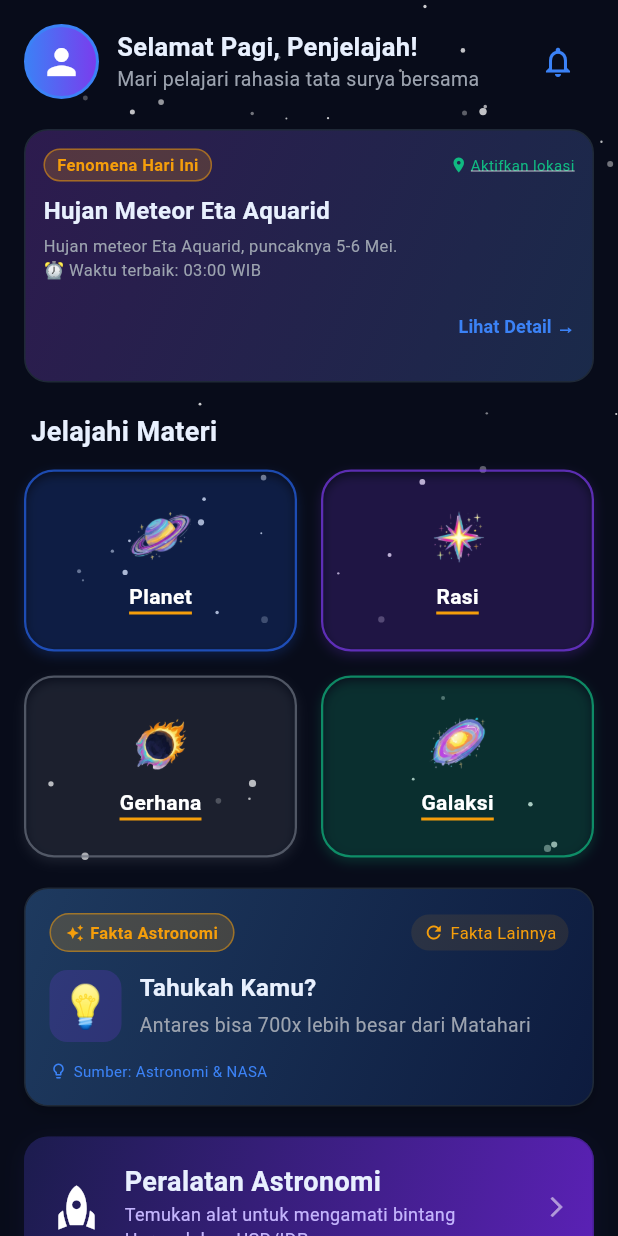
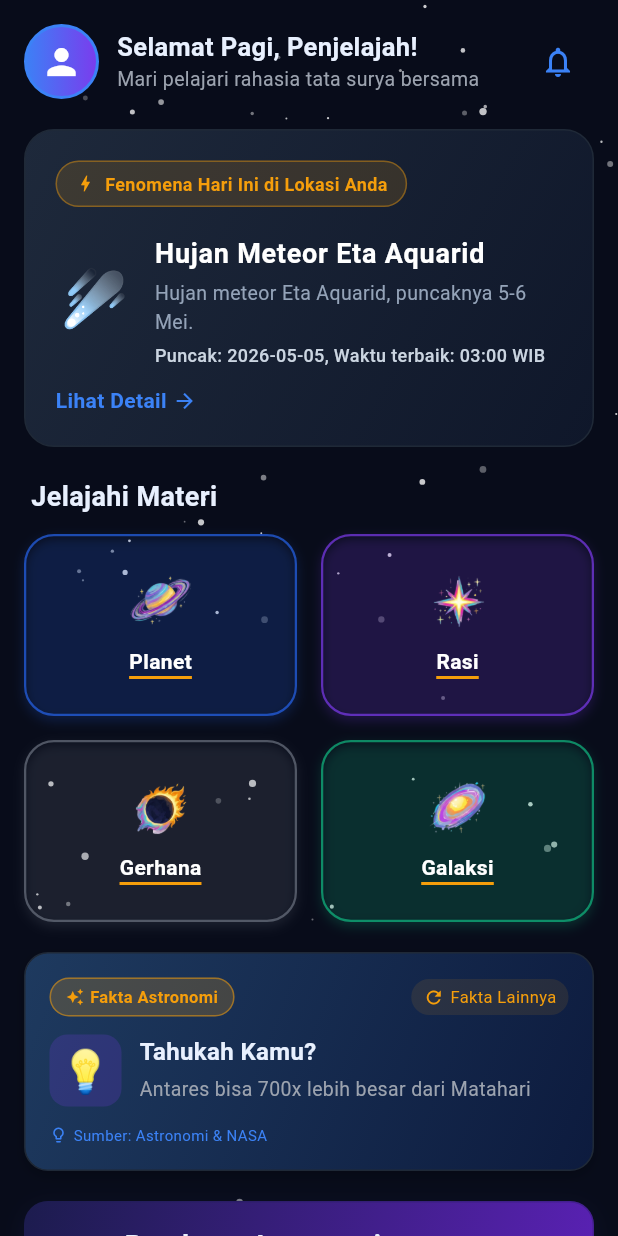
Before and after one commit to mandltf/astroEdu, a Flutter app: the HomeScreen screen opened directly, on a phone screen of 412 x 824 dp. Run offline on Flutter 3.47's test engine with Material 3 defaults, Android fonts, the light colour scheme and no system bars; our stand-ins replace flutter_local_notifications, geolocator, google_generative_ai, image_picker, local_auth, sensors_plus and 3 more; missing offline and left inert: encrypt; accounts and stored records are empty.

Commit message:
ganti ui kyk yg pertama

```diff
--- a/lib/services/local/location_service.dart
+++ b/lib/services/local/location_service.dart
@@ -29,42 +29,13 @@ class LocationService {
   }
 
   // Get recommended constellation based on location and time
-  Map<String, dynamic> getRecommendedConstellation(double latitude, DateTime now) {
-    final month = now.month;
-    final isNorthernHemisphere = latitude > 0;
-
-    if (isNorthernHemisphere) {
-      switch (month) {
-        case 12: case 1: case 2:
-          return {'name': 'Orion', 'desc': 'Terlihat jelas di langit selatan malam ini', 'emoji': '⭐'};
-        case 3: case 4: case 5:
-          return {'name': 'Leo', 'desc': 'Terlihat tinggi di langit selatan', 'emoji': '🦁'};
-        case 6: case 7: case 8:
-          return {'name': 'Scorpius', 'desc': 'Terlihat rendah di langit selatan', 'emoji': '🦂'};
-        default:
-          return {'name': 'Ursa Major', 'desc': 'Terlihat di langit utara', 'emoji': '🐻'};
-      }
-    } else {
-      // Southern hemisphere (including Indonesia)
-      switch (month) {
-        case 4: case 5: case 6:
-          return {'name': 'Crux (Salib Selatan)', 'desc': 'Terlihat jelas malam ini dari lokasi kamu!', 'emoji': '✝️'};
-        case 7: case 8: case 9:
-          return {'name': 'Scorpius', 'desc': 'Terlihat sangat jelas dari Indonesia malam ini', 'emoji': '🦂'};
-        case 11: case 12: case 1:
-          return {'name': 'Orion', 'desc': 'Terlihat jelas di langit utara malam ini', 'emoji': '⭐'};
-        default:
-          return {'name': 'Canis Major', 'desc': 'Terlihat di langit, cari bintang Sirius yang terang', 'emoji': '🐕'};
-      }
-    }
-  }
 
   String getLocationName(double lat, double lng) {
     // Simple approximation for Indonesian cities
-    if (lat >= -8.5 && lat <= -6.0 && lng >= 106.0 && lng <= 107.5) return 'Jakarta & sekitarnya';
-    if (lat >= -8.0 && lat <= -6.8 && lng >= 107.0 && lng <= 108.8) return 'Bandung & sekitarnya';
-    if (lat >= -8.5 && lat <= -6.7 && lng >= 110.0 && lng <= 111.5) return 'Yogyakarta & sekitarnya';
-    if (lat >= -7.5 && lat <= -6.7 && lng >= 112.0 && lng <= 113.0) return 'Surabaya & sekitarnya';
+    if (lat >= -8.5 && lat <= -6.0 && lng >= 106.0 && lng <= 107.5) return 'Jakarta';
+    if (lat >= -8.0 && lat <= -6.8 && lng >= 107.0 && lng <= 108.8) return 'Bandung';
+    if (lat >= -8.5 && lat <= -6.7 && lng >= 110.0 && lng <= 111.5) return 'Yogyakarta';
+    if (lat >= -7.5 && lat <= -6.7 && lng >= 112.0 && lng <= 113.0) return 'Surabaya';
     if (lat >= -9.0 && lat <= -8.0 && lng >= 115.0 && lng <= 115.8) return 'Bali';
     return 'Lokasi kamu (${lat.toStringAsFixed(2)}, ${lng.toStringAsFixed(2)})';
   }
--- a/lib/views/screens/home/home_screen.dart
+++ b/lib/views/screens/home/home_screen.dart
@@ -336,6 +336,7 @@ Widget _buildTimeRow(String zona, String waktu) {
   if (_loadingFenomena) {
     return const Center(child: CircularProgressIndicator());
   }
+
   final fenomena = _fenomenaHariIni;
   if (fenomena == null) {
     return Container(
@@ -345,27 +346,38 @@ Widget _buildTimeRow(String zona, String waktu) {
         borderRadius: BorderRadius.circular(16),
         border: Border.all(color: AppTheme.cardBorder),
       ),
-      child: const Text('Tidak ada fenomena astronomi signifikan hari ini.\nTetap pelajari materi lainnya!',
+      child: const Text('Tidak ada fenomena astronomi signifikan hari ini.',
           style: TextStyle(color: Color(0xFF9CA3AF), fontSize: 12)),
     );
   }
 
-  String locationText = '';
+  // --- LOGIKA LOKASI ---
+  String city = '';
   if (_position != null) {
-    locationText = LocationService.instance.getLocationName(_position!.latitude, _position!.longitude);
-  } else if (_loadingLocation) {
-    locationText = 'Mencari lokasi...';
+    city = LocationService.instance.getLocationName(_position!.latitude, _position!.longitude);
   } else {
-    locationText = 'Aktifkan lokasi';
+    city = 'Lokasi Anda';
   }
 
-  // Dapatkan zona waktu user
+  // --- LOGIKA IKON OTOMATIS ---
+  String emoji = '🌟'; // Default
+  String lowerNama = fenomena.nama.toLowerCase();
+  if (lowerNama.contains('meteor')) {
+    emoji = '☄️';
+  } else if (lowerNama.contains('gerhana') || lowerNama.contains('moon') || lowerNama.contains('bulan')) {
+    emoji = '🌑';
+  } else if (lowerNama.contains('supermoon')) {
+    emoji = '🌕';
+  } else if (lowerNama.contains('planet') || lowerNama.contains('konjungsi')) {
+    emoji = '🪐';
+  }
+
+  // --- LOGIKA WAKTU ---
   String userTimezone = 'WIB';
   if (_position != null) {
     userTimezone = TimezoneHelper.getUserTimezone(_position!.latitude, _position!.longitude);
   }
 
-  // Konversi waktu terbaik ke zona waktu user
   String bestTimeLocal = TimezoneHelper.convertToTimezone(fenomena.waktuTerbaikUtc, userTimezone);
   String bestTimeWIB = TimezoneHelper.convertToTimezone(fenomena.waktuTerbaikUtc, 'WIB');
   String bestTimeWITA = TimezoneHelper.convertToTimezone(fenomena.waktuTerbaikUtc, 'WITA');
@@ -374,79 +386,113 @@ Widget _buildTimeRow(String zona, String waktu) {
   String bestTimeUTC = fenomena.waktuTerbaikUtc;
 
   return Container(
+    width: double.infinity,
     decoration: BoxDecoration(
       gradient: const LinearGradient(
-        colors: [Color(0xFF2D1B4E), Color(0xFF1A2A4A)],
+        colors: [Color(0xFF1E293B), Color(0xFF0F172A)],
         begin: Alignment.topLeft,
         end: Alignment.bottomRight,
       ),
-      borderRadius: BorderRadius.circular(16),
+      borderRadius: BorderRadius.circular(20),
       border: Border.all(color: AppTheme.cardBorder),
     ),
     child: Material(
       color: Colors.transparent,
-      borderRadius: BorderRadius.circular(16),
+      borderRadius: BorderRadius.circular(20),
       child: Padding(
-        padding: const EdgeInsets.all(12),
+        padding: const EdgeInsets.all(20),
         child: Column(
           crossAxisAlignment: CrossAxisAlignment.start,
           children: [
-            // Baris pertama: badge dan lokasi
+            // Badge Atas
+            Container(
+              padding: const EdgeInsets.symmetric(horizontal: 12, vertical: 6),
+              decoration: BoxDecoration(
+                color: AppTheme.solarGold.withOpacity(0.15),
+                borderRadius: BorderRadius.circular(20),
+                border: Border.all(color: AppTheme.solarGold.withOpacity(0.4)),
+              ),
+              child: Row(
+                mainAxisSize: MainAxisSize.min,
+                children: [
+                  const Icon(Icons.bolt, color: AppTheme.solarGold, size: 14),
+                  const SizedBox(width: 6),
+                  Text(
+                    'Fenomena Hari Ini di $city',
+                    style: const TextStyle(
+                      color: AppTheme.solarGold,
+                      fontSize: 12,
+                      fontWeight: FontWeight.bold
+                    ),
+                  ),
+                ],
+              ),
+            ),
+            const SizedBox(height: 18),
+
+            // Konten Utama (Ikon + Judul + Keterangan)
             Row(
+              crossAxisAlignment: CrossAxisAlignment.center,
               children: [
-                Container(
-                  padding: const EdgeInsets.symmetric(horizontal: 8, vertical: 2),
-                  decoration: BoxDecoration(
-                    color: AppTheme.solarGold.withOpacity(0.2),
-                    borderRadius: BorderRadius.circular(16),
-                    border: Border.all(color: AppTheme.solarGold.withOpacity(0.5)),
+                // Ikon Berubah
+                Text(emoji, style: const TextStyle(fontSize: 40)),
+                const SizedBox(width: 16),
+                Expanded(
+                  child: Column(
+                    crossAxisAlignment: CrossAxisAlignment.start,
+                    children: [
+                      Text(
+                        fenomena.nama,
+                        style: const TextStyle(
+                          color: Colors.white,
+                          fontSize: 18,
+                          fontWeight: FontWeight.bold,
+                          letterSpacing: 0.5
                         ),
-                  child: const Text('Fenomena Hari Ini',
-                      style: TextStyle(color: AppTheme.solarGold, fontSize: 11, fontWeight: FontWeight.w600)),
                       ),
-                const Spacer(),
-                GestureDetector(
-                  onTap: _requestLocationPermission,
-                  child: Row(
-                    children: [
-                      const Icon(Icons.location_on, size: 12, color: AppTheme.nebulaGreen),
-                      const SizedBox(width: 2),
+                      const SizedBox(height: 4),
                       Text(
-                        locationText.length > 18 ? '${locationText.substring(0, 15)}...' : locationText,
-                        style: const TextStyle(color: AppTheme.nebulaGreen, fontSize: 10, decoration: TextDecoration.underline),
+                        fenomena.deskripsiSingkat,
+                        style: const TextStyle(color: Color(0xFF94A3B8), fontSize: 13),
+                      ),
+                      const SizedBox(height: 4),
+                      // Waktu dan Puncak
+                      Text(
+                        'Puncak: ${fenomena.tanggal}, Waktu terbaik: $bestTimeLocal $userTimezone',
+                        style: const TextStyle(
+                          color: Color(0xFFCBD5E1),
+                          fontSize: 12,
+                          fontWeight: FontWeight.w500
+                        ),
                       ),
                     ],
                   ),
                 ),
               ],
             ),
-            const SizedBox(height: 8),
-            // Judul fenomena
-            Text(
-              fenomena.nama,
-              style: const TextStyle(color: AppTheme.starlight, fontSize: 16, fontWeight: FontWeight.w700),
-            ),
-            const SizedBox(height: 4),
-            // Deskripsi singkat + waktu terbaik
-            Text(
-              '${fenomena.deskripsiSingkat}\n⏰ Waktu terbaik: $bestTimeLocal $userTimezone',
-              style: const TextStyle(color: Color(0xFF9CA3AF), fontSize: 11),
-            ),
-            const SizedBox(height: 6),
-            // Tombol detail
-            Align(
-              alignment: Alignment.centerRight,
-              child: TextButton(
-                onPressed: () => _showDetailFenomenaDialog(
+            const SizedBox(height: 12),
+
+            // Tombol Detail
+            GestureDetector(
+              onTap: () => _showDetailFenomenaDialog(
                 fenomena,
                 bestTimeWIB, bestTimeWITA, bestTimeWIT,
                 bestTimeLondon, bestTimeUTC, userTimezone
               ),
-                style: TextButton.styleFrom(
-                  padding: const EdgeInsets.symmetric(vertical: 0, horizontal: 0),
-                  minimumSize: const Size(0, 26),
+              child: const Row(
+                mainAxisSize: MainAxisSize.min,
+                children: [
+                  Text(
+                    'Lihat Detail',
+                    style: TextStyle(
+                      color: AppTheme.auroraBlue,
+                      fontWeight: FontWeight.bold,
+                      fontSize: 14
                     ),
-                child: const Text('Lihat Detail →', style: TextStyle(color: AppTheme.auroraBlue, fontSize: 12)),
+                  ),
+                  SizedBox(width: 4),
+                  Icon(Icons.arrow_forward, color: AppTheme.auroraBlue, size: 16),
+                ],
               ),
             ),
           ],
```
Lines whose indentation alone changed are shown as unchanged.
